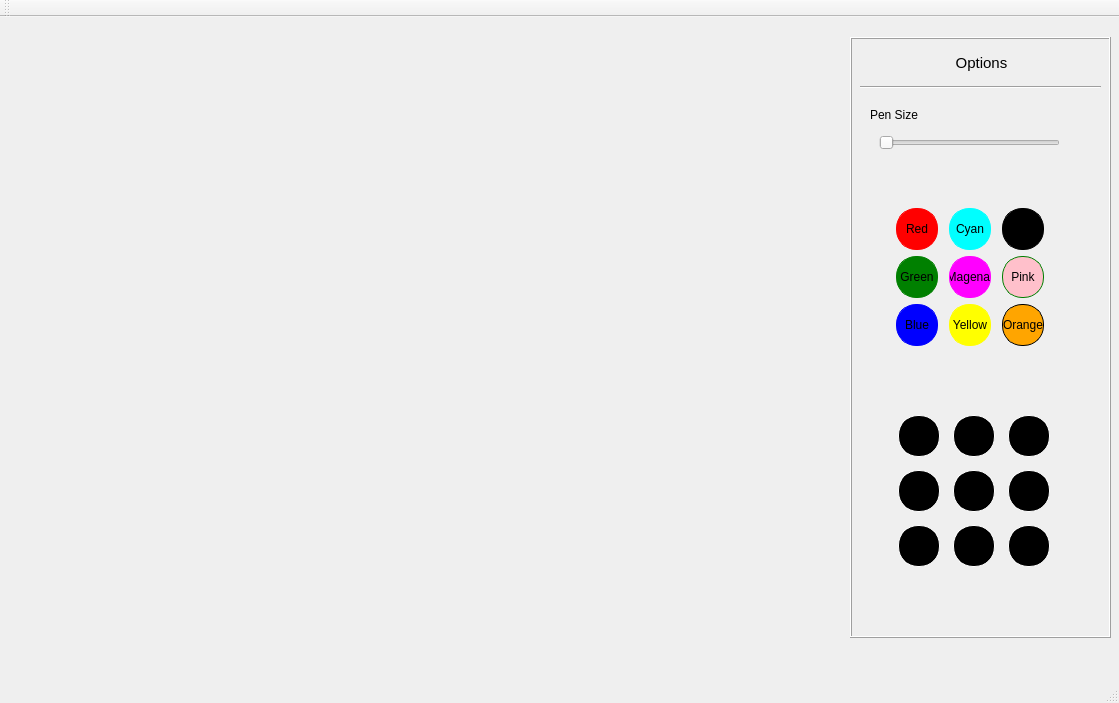
The window that Painter/mainwindow.ui (qrcline/Painter) describes before a commit, drawn with Qt 5.
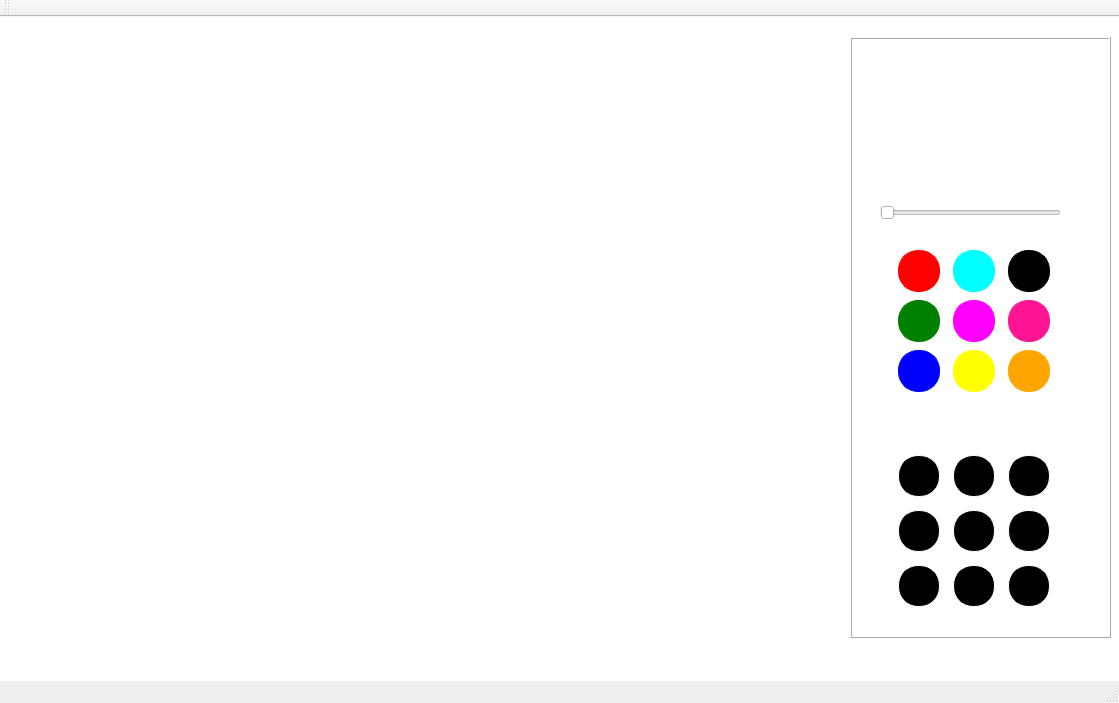
The same window after the commit.

Commit message:
More colors and Emojis added
TODO:
Cleanup
Add brush size pictures

The edit to the form file:
```diff
--- a/Painter/mainwindow.ui
+++ b/Painter/mainwindow.ui
@@ -14,6 +14,9 @@
    <string>MainWindow</string>
   </property>
   <widget class="QWidget" name="centralWidget">
+   <property name="styleSheet">
+    <string notr="true">background-color:white;</string>
+   </property>
    <widget class="QFrame" name="frame">
     <property name="geometry">
      <rect>
@@ -29,45 +32,11 @@
     <property name="frameShadow">
      <enum>QFrame::Raised</enum>
     </property>
-    <widget class="QLabel" name="label">
-     <property name="geometry">
-      <rect>
-       <x>91</x>
-       <y>10</y>
-       <width>81</width>
-       <height>31</height>
-      </rect>
-     </property>
-     <property name="font">
-      <font>
-       <pointsize>11</pointsize>
-      </font>
-     </property>
-     <property name="text">
-      <string>Options</string>
-     </property>
-     <property name="alignment">
-      <set>Qt::AlignCenter</set>
-     </property>
-    </widget>
-    <widget class="Line" name="line">
-     <property name="geometry">
-      <rect>
-       <x>10</x>
-       <y>40</y>
-       <width>241</width>
-       <height>20</height>
-      </rect>
-     </property>
-     <property name="orientation">
-      <enum>Qt::Horizontal</enum>
-     </property>
-    </widget>
     <widget class="QSlider" name="horizontalSlider">
      <property name="geometry">
       <rect>
-       <x>29</x>
-       <y>90</y>
+       <x>30</x>
+       <y>160</y>
        <width>181</width>
        <height>31</height>
       </rect>
@@ -82,26 +51,13 @@
       <enum>Qt::Horizontal</enum>
      </property>
     </widget>
-    <widget class="QLabel" name="label_2">
-     <property name="geometry">
-      <rect>
-       <x>20</x>
-       <y>70</y>
-       <width>52</width>
-       <height>15</height>
-      </rect>
-     </property>
-     <property name="text">
-      <string>Pen Size</string>
-     </property>
-    </widget>
     <widget class="QWidget" name="layoutWidget">
      <property name="geometry">
       <rect>
        <x>30</x>
-       <y>160</y>
-       <width>181</width>
-       <height>161</height>
+       <y>200</y>
+       <width>191</width>
+       <height>171</height>
       </rect>
      </property>
      <layout class="QGridLayout" name="gridLayout">
@@ -119,7 +75,7 @@
  min-height:40px;</string>
         </property>
         <property name="text">
-         <string>Red</string>
+         <string/>
         </property>
        </widget>
       </item>
@@ -137,7 +93,7 @@
  min-height:40px;</string>
         </property>
         <property name="text">
-         <string>Cyan</string>
+         <string/>
         </property>
        </widget>
       </item>
@@ -155,7 +111,7 @@
  min-height:40px;</string>
         </property>
         <property name="text">
-         <string>Black</string>
+         <string/>
         </property>
        </widget>
       </item>
@@ -173,7 +129,7 @@
  min-height:40px;</string>
         </property>
         <property name="text">
-         <string>Green</string>
+         <string/>
         </property>
        </widget>
       </item>
@@ -191,15 +147,15 @@
  min-height:40px;</string>
         </property>
         <property name="text">
-         <string>Magenat</string>
+         <string/>
         </property>
        </widget>
       </item>
       <item row="1" column="2">
        <widget class="QPushButton" name="greenColorButton_3">
         <property name="styleSheet">
-         <string notr="true">background-color: pink;
-border-color: green;
+         <string notr="true">background-color: rgb(255,20,147);
+border-color: rgb(255,20,147);
  border-style: solid;
  border-width:1px;
  border-radius:20px;
@@ -209,7 +165,7 @@
  min-height:40px;</string>
         </property>
         <property name="text">
-         <string>Pink</string>
+         <string/>
         </property>
        </widget>
       </item>
@@ -227,7 +183,7 @@
  min-height:40px;</string>
         </property>
         <property name="text">
-         <string>Blue</string>
+         <string/>
         </property>
        </widget>
       </item>
@@ -245,7 +201,7 @@
  min-height:40px;</string>
         </property>
         <property name="text">
-         <string>Yellow</string>
+         <string/>
         </property>
        </widget>
       </item>
@@ -253,7 +209,7 @@
        <widget class="QPushButton" name="blueColorButton_3">
         <property name="styleSheet">
          <string notr="true">background-color: orange;
-border-color: black;
+border-color: orange;
  border-style: solid;
  border-width:1px;
  border-radius:20px;
@@ -263,17 +219,17 @@
  min-height:40px;</string>
         </property>
         <property name="text">
-         <string>Orange</string>
+         <string/>
         </property>
        </widget>
       </item>
      </layout>
     </widget>
-    <widget class="QWidget" name="">
+    <widget class="QWidget" name="layoutWidget">
      <property name="geometry">
       <rect>
        <x>30</x>
-       <y>360</y>
+       <y>400</y>
        <width>188</width>
        <height>188</height>
       </rect>
@@ -434,7 +390,7 @@
  min-height:40px;</string>
         </property>
         <property name="text">
-         <string>😎</string>
+         <string>😡</string>
         </property>
        </widget>
       </item>
@@ -515,6 +471,22 @@
       </item>
      </layout>
     </widget>
+    <widget class="QLabel" name="mousePicture">
+     <property name="geometry">
+      <rect>
+       <x>60</x>
+       <y>10</y>
+       <width>151</width>
+       <height>161</height>
+      </rect>
+     </property>
+     <property name="styleSheet">
+      <string notr="true">background-color: rgba(0,0,0,0%);</string>
+     </property>
+     <property name="text">
+      <string/>
+     </property>
+    </widget>
    </widget>
    <widget class="QWidget" name="verticalLayoutWidget">
     <property name="geometry">
```
Left out of the diff: 12 changed lines with no effect on the pictures. The commit also changes 36 other files.
